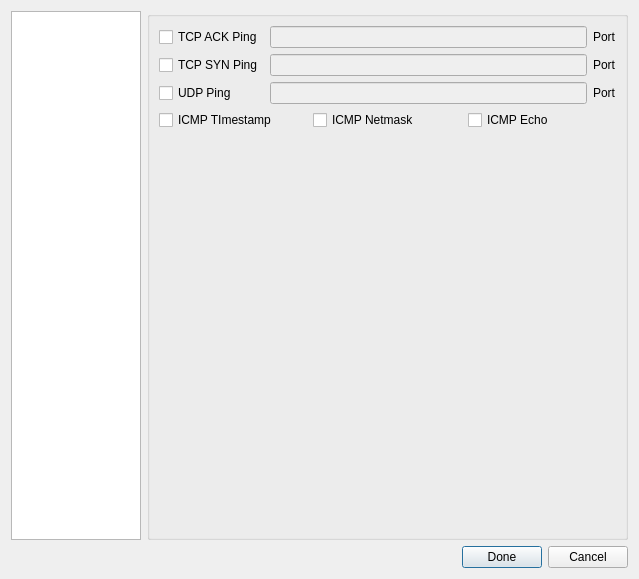
This is src/app/profiler/profilerdialog.ui in nmapsi4/nmapsi4 as Qt 5 draws it before an edit. The edited form follows.
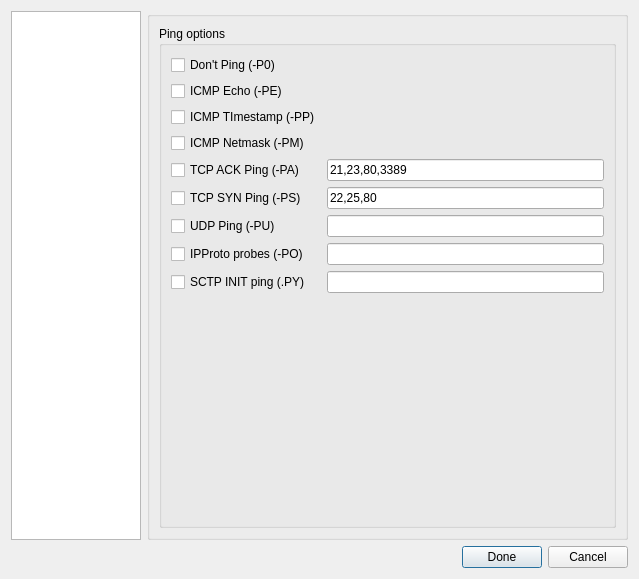
This is the edited form. The open tabs and pages were chosen to show the change. Icons and pictures are not drawn.

Commit message: discover to ping (new options and new layout).

```diff
--- a/src/app/profiler/profilerdialog.ui
+++ b/src/app/profiler/profilerdialog.ui
@@ -276,13 +276,6 @@
                  </widget>
                 </item>
                 <item row="5" column="0">
-                 <widget class="QCheckBox" name="notpingBox">
-                  <property name="text">
-                   <string>Don't Ping</string>
-                  </property>
-                 </widget>
-                </item>
-                <item row="6" column="0">
                  <widget class="QCheckBox" name="versionBox">
                   <property name="text">
                    <string>Version Probe (-sV)</string>
@@ -398,97 +391,111 @@
              <property name="title">
               <string/>
              </property>
-             <layout class="QVBoxLayout" name="verticalLayout_16">
+             <layout class="QHBoxLayout" name="horizontalLayout_6">
+              <item>
+               <widget class="QGroupBox" name="groupBox_3">
+                <property name="title">
+                 <string>Ping options</string>
+                </property>
+                <layout class="QVBoxLayout" name="verticalLayout_3">
               <item>
                <layout class="QGridLayout" name="gridLayout_14">
-                <item row="0" column="0">
+                   <item row="4" column="0">
                  <widget class="QCheckBox" name="checkTcpPing">
                   <property name="text">
-                   <string>TCP ACK Ping</string>
+                      <string>TCP ACK Ping (-PA)</string>
                   </property>
                  </widget>
                 </item>
-                <item row="0" column="1">
+                   <item row="4" column="1">
                  <widget class="QLineEdit" name="lineTcpPing">
                   <property name="enabled">
-                   <bool>false</bool>
-                  </property>
-                 </widget>
-                </item>
-                <item row="0" column="2">
-                 <widget class="QLabel" name="label_5">
+                      <bool>true</bool>
+                     </property>
                   <property name="text">
-                   <string>Port</string>
+                      <string>21,23,80,3389</string>
                   </property>
                  </widget>
                 </item>
-                <item row="1" column="0">
+                   <item row="5" column="0">
                  <widget class="QCheckBox" name="checkTcpSyn">
                   <property name="text">
-                   <string>TCP SYN Ping</string>
+                      <string>TCP SYN Ping (-PS)</string>
                   </property>
                  </widget>
                 </item>
-                <item row="1" column="1">
+                   <item row="5" column="1">
                  <widget class="QLineEdit" name="lineSynPing">
                   <property name="enabled">
-                   <bool>false</bool>
-                  </property>
-                 </widget>
-                </item>
-                <item row="1" column="2">
-                 <widget class="QLabel" name="label_6">
+                      <bool>true</bool>
+                     </property>
                   <property name="text">
-                   <string>Port</string>
+                      <string>22,25,80</string>
                   </property>
                  </widget>
                 </item>
-                <item row="2" column="0">
+                   <item row="7" column="0">
                  <widget class="QCheckBox" name="checkUdpPing">
                   <property name="text">
-                   <string>UDP Ping</string>
+                      <string>UDP Ping (-PU)</string>
                   </property>
                  </widget>
                 </item>
-                <item row="2" column="1">
+                   <item row="7" column="1">
                  <widget class="QLineEdit" name="lineUdpPing">
                   <property name="enabled">
-                   <bool>false</bool>
+                      <bool>true</bool>
                   </property>
                  </widget>
                 </item>
-                <item row="2" column="2">
-                 <widget class="QLabel" name="label_7">
-                  <property name="text">
-                   <string>Port</string>
-                  </property>
-                 </widget>
-                </item>
-               </layout>
-              </item>
-              <item>
-               <layout class="QHBoxLayout" name="horizontalLayout_16">
-                <item>
-                 <widget class="QCheckBox" name="checkIcmpTimestamp">
-                  <property name="text">
-                   <string>ICMP TImestamp</string>
-                  </property>
-                 </widget>
-                </item>
-                <item>
+                   <item row="3" column="0">
                  <widget class="QCheckBox" name="checkIcmpNetmask">
                   <property name="text">
-                   <string>ICMP Netmask</string>
+                      <string>ICMP Netmask (-PM)</string>
                   </property>
                  </widget>
                 </item>
-                <item>
+                   <item row="2" column="0">
+                    <widget class="QCheckBox" name="checkIcmpTimestamp">
+                     <property name="text">
+                      <string>ICMP TImestamp (-PP)</string>
+                     </property>
+                    </widget>
+                   </item>
+                   <item row="1" column="0">
                  <widget class="QCheckBox" name="checkIcmpEcho">
                   <property name="text">
-                   <string>ICMP Echo</string>
+                      <string>ICMP Echo (-PE)</string>
                   </property>
                  </widget>
                 </item>
+                   <item row="0" column="0">
+                    <widget class="QCheckBox" name="notpingBox">
+                     <property name="text">
+                      <string>Don't Ping (-P0)</string>
+                     </property>
+                    </widget>
+                   </item>
+                   <item row="8" column="0">
+                    <widget class="QCheckBox" name="checkProtoPing">
+                     <property name="text">
+                      <string>IPProto probes (-PO)</string>
+                     </property>
+                    </widget>
+                   </item>
+                   <item row="8" column="1">
+                    <widget class="QLineEdit" name="lineProtoPing"/>
+                   </item>
+                   <item row="9" column="0">
+                    <widget class="QCheckBox" name="checkSctpPing">
+                     <property name="text">
+                      <string>SCTP INIT ping (.PY)</string>
+                     </property>
+                    </widget>
+                   </item>
+                   <item row="9" column="1">
+                    <widget class="QLineEdit" name="lineSctpPing"/>
+                   </item>
                </layout>
               </item>
               <item>
@@ -496,16 +503,16 @@
                 <property name="orientation">
                  <enum>Qt::Vertical</enum>
                 </property>
-                <property name="sizeType">
-                 <enum>QSizePolicy::Expanding</enum>
-                </property>
                 <property name="sizeHint" stdset="0">
                  <size>
                   <width>20</width>
-                  <height>0</height>
+                     <height>40</height>
                  </size>
                 </property>
                </spacer>
+                 </item>
+                </layout>
+               </widget>
               </item>
              </layout>
             </widget>
```
Left out of the diff: 61 changed lines with no effect on the pictures. Lines whose indentation alone changed are shown as unchanged. The commit also changes 2 other files.
